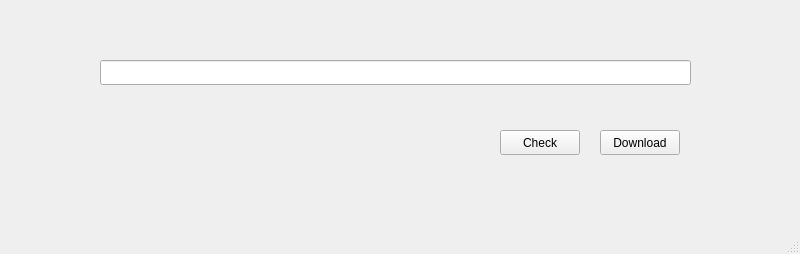
bruno211282/ytdder, file ytdder/ui/main.ui: the form before one commit.
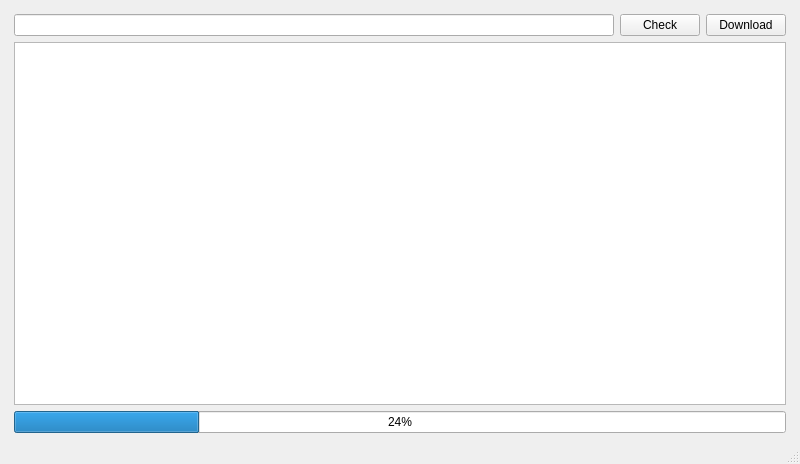
The form after the commit.

Commit message: add stream_list and progress bar to ui

```diff
--- a/ytdder/ui/main.ui
+++ b/ytdder/ui/main.ui
@@ -7,49 +7,59 @@
     <x>0</x>
     <y>0</y>
     <width>800</width>
-    <height>254</height>
+    <height>464</height>
    </rect>
   </property>
   <property name="windowTitle">
    <string>MainWindow</string>
   </property>
   <widget class="QWidget" name="centralwidget">
-   <widget class="QLineEdit" name="url">
-    <property name="geometry">
-     <rect>
-      <x>100</x>
-      <y>60</y>
-      <width>591</width>
-      <height>25</height>
-     </rect>
-    </property>
-   </widget>
-   <widget class="QPushButton" name="button_dn">
-    <property name="geometry">
-     <rect>
-      <x>600</x>
-      <y>130</y>
-      <width>80</width>
-      <height>25</height>
-     </rect>
-    </property>
-    <property name="text">
-     <string>Download</string>
-    </property>
-   </widget>
-   <widget class="QPushButton" name="button_check">
-    <property name="geometry">
-     <rect>
-      <x>500</x>
-      <y>130</y>
-      <width>80</width>
-      <height>25</height>
-     </rect>
-    </property>
-    <property name="text">
-     <string>Check</string>
-    </property>
-   </widget>
+   <layout class="QGridLayout" name="gridLayout">
+    <item row="0" column="0">
+     <layout class="QVBoxLayout" name="verticalLayout">
+      <property name="leftMargin">
+       <number>5</number>
+      </property>
+      <property name="topMargin">
+       <number>5</number>
+      </property>
+      <property name="rightMargin">
+       <number>5</number>
+      </property>
+      <item>
+       <layout class="QHBoxLayout" name="horizontalLayout">
+        <item>
+         <widget class="QLineEdit" name="url"/>
+        </item>
+        <item>
+         <widget class="QPushButton" name="button_check">
+          <property name="text">
+           <string>Check</string>
+          </property>
+         </widget>
+        </item>
+        <item>
+         <widget class="QPushButton" name="button_dn">
+          <property name="text">
+           <string>Download</string>
+          </property>
+         </widget>
+        </item>
+       </layout>
+      </item>
+      <item>
+       <widget class="QListView" name="streams_list"/>
+      </item>
+      <item>
+       <widget class="QProgressBar" name="progressBar">
+        <property name="value">
+         <number>24</number>
+        </property>
+       </widget>
+      </item>
+     </layout>
+    </item>
+   </layout>
   </widget>
   <widget class="QMenuBar" name="menubar">
    <property name="geometry">
```
The commit also changes 1 other file.
